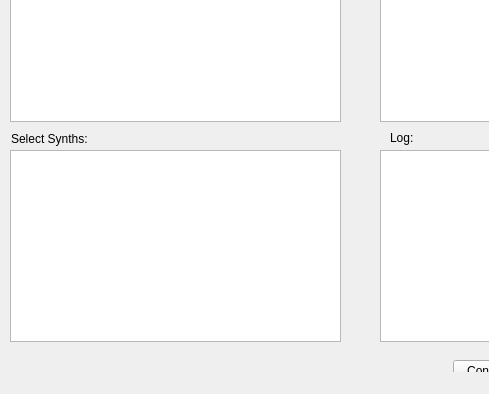
This is mainwindow.ui in shimpe/MistyRTAW as Qt 5 draws it before an edit; both pictures show x 0 to 489 and y 126 to 520 of the 726 by 520 pixel window. The edited form follows.
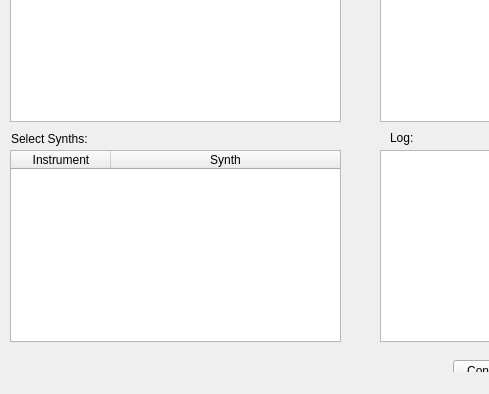
This is the edited form.

Commit message: output ports now are connected to GUI

Diff of the .ui file:
```diff
--- a/mainwindow.ui
+++ b/mainwindow.ui
@@ -158,7 +158,7 @@
      </size>
     </property>
    </widget>
-   <widget class="QTableView" name="synthList">
+   <widget class="QTableWidget" name="synthList">
     <property name="geometry">
      <rect>
       <x>10</x>
@@ -167,12 +167,19 @@
       <height>192</height>
      </rect>
     </property>
-    <property name="horizontalScrollBarPolicy">
-     <enum>Qt::ScrollBarAlwaysOff</enum>
-    </property>
     <attribute name="horizontalHeaderStretchLastSection">
      <bool>true</bool>
     </attribute>
+    <column>
+     <property name="text">
+      <string>Instrument</string>
+     </property>
+    </column>
+    <column>
+     <property name="text">
+      <string>Synth</string>
+     </property>
+    </column>
    </widget>
   </widget>
   <widget class="QMenuBar" name="menuBar">
```
The commit also changes 6 other files.
